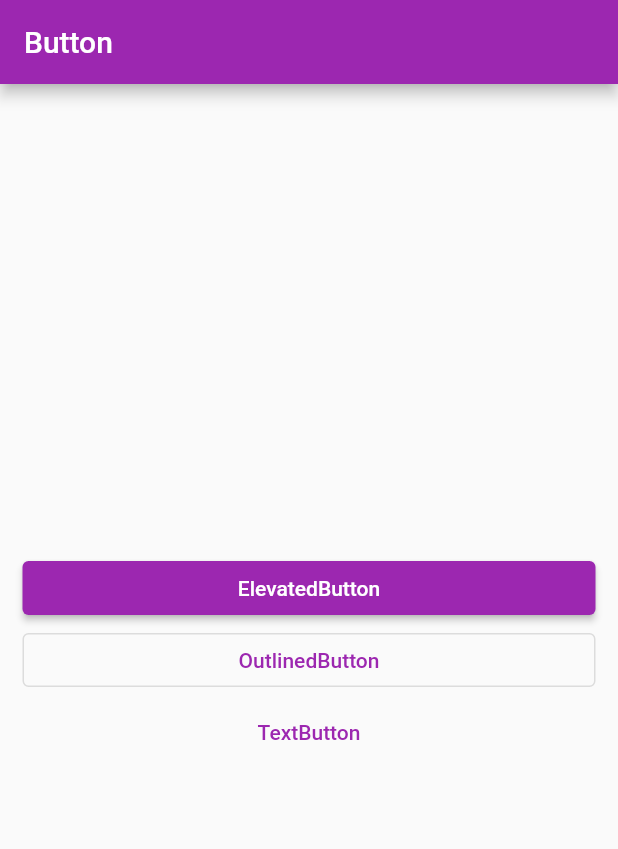
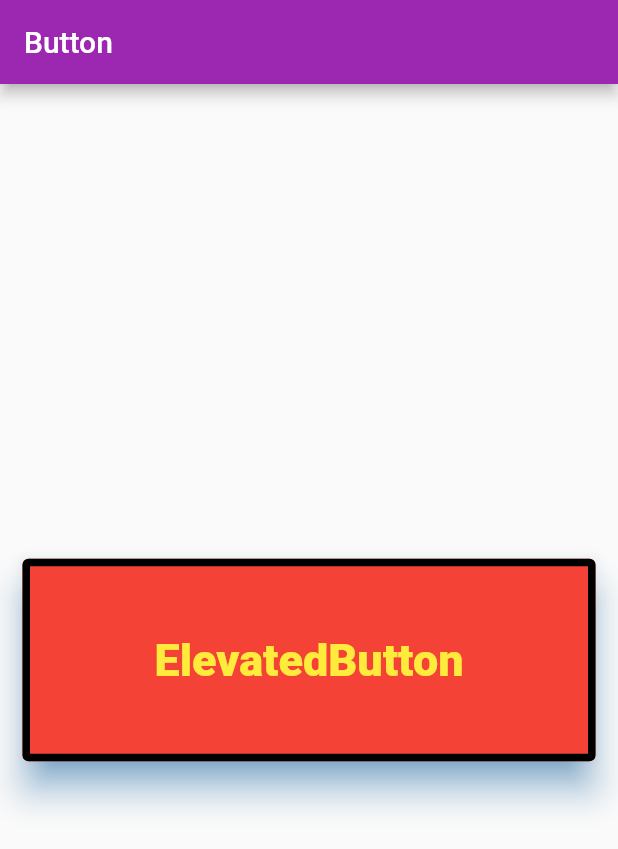
Before and after one commit to haruachm/Flutter-Study, a Flutter app: the screen it shows after launch, on a phone screen of 412 x 824 dp. Shown: the top 849 px of the screen. Run offline on Flutter 3.47's test engine with Material 2 defaults, Android fonts, the phone set to English and light mode, and no system bars.

Commit message:
Study : ElevatedButton

```diff
--- a/lib/screen/home_screen.dart
+++ b/lib/screen/home_screen.dart
@@ -20,15 +20,26 @@ class HomeScreen extends StatelessWidget {
           children: [
             ElevatedButton(
               onPressed: () {},
+              style: ElevatedButton.styleFrom(
+                // 글자 배경색 설정
+                backgroundColor: Colors.red,
+                // 글자 색상 및 애니메이션 색 설정
+                foregroundColor: Colors.yellow,
+                // 글자 그림자 설정
+                shadowColor: Colors.blue,
+                // 글자 3D 입체감 높이
+                elevation: 10.0,
+                textStyle: TextStyle(
+                  fontWeight: FontWeight.w900,
+                  fontSize: 30.0,
+                ),
+                padding: EdgeInsets.all(50.0),
+                side: BorderSide(
+                  color: Colors.black,
+                  width: 5.0,
+                ),
+              ),
               child: Text('ElevatedButton'),
-            ),
-            OutlinedButton(
-              onPressed: () {},
-              child: Text('OutlinedButton'),
-            ),
-            TextButton(
-              onPressed: () {},
-              child: Text('TextButton'),
             ),
           ],
         ),
```
